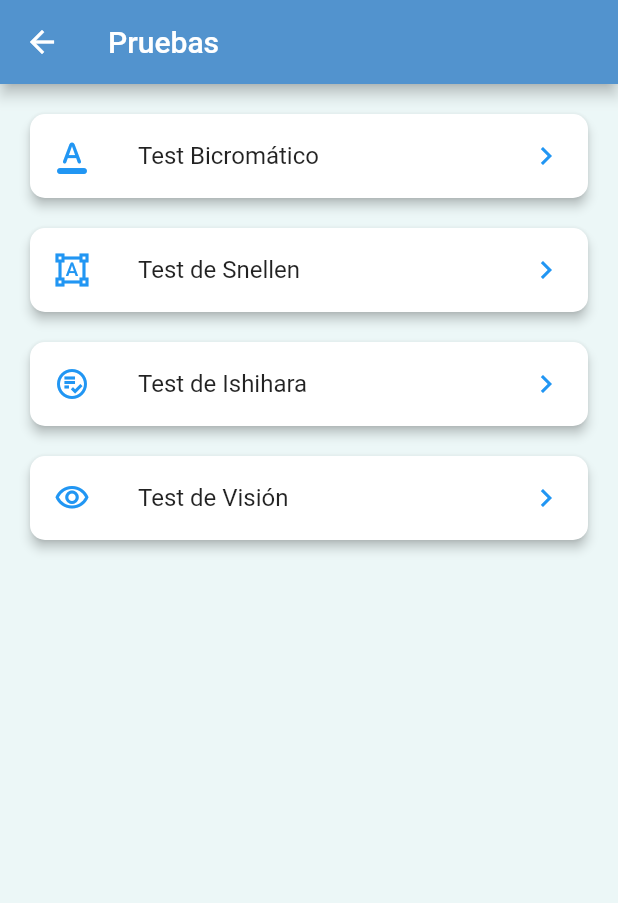
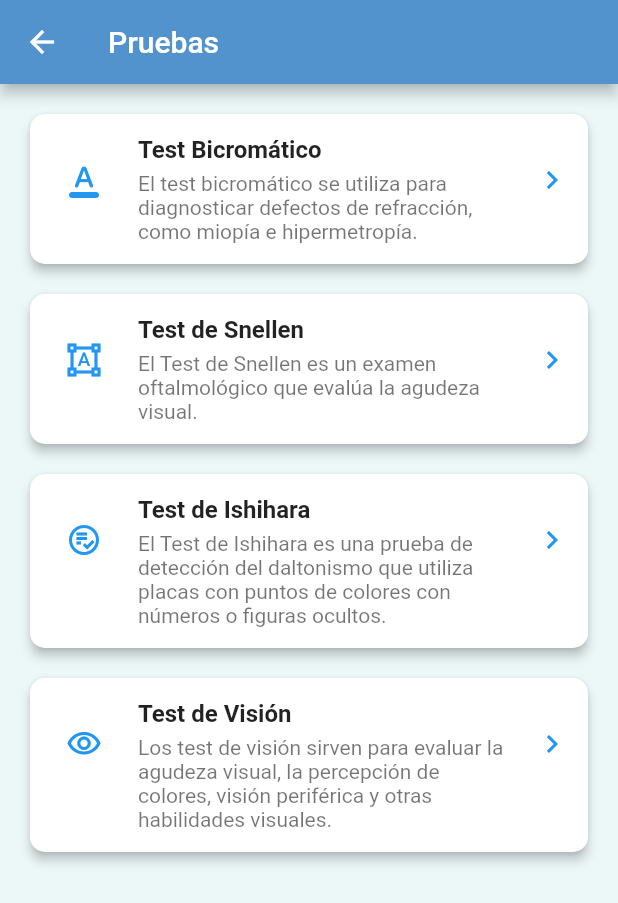
Before and after one commit to javi1201/perfect_vision_beta, a Flutter app: the PruebasPage screen opened by its route, on a phone screen of 412 x 824 dp. Shown: the top 903 px of the screen. Run offline on Flutter 3.47's test engine with Material 2 defaults, Android fonts, the phone set to English and light mode, and no system bars; our stand-ins replace chewie, firebase_auth, firebase_core, flutter_widget_from_html, rxdart, shared_preferences and 1 more; missing offline and left inert: babylonjs_viewer, pdfx; accounts and stored records are empty.

Commit message:
Update UI on ListItems

```diff
--- a/data/menu_opts.json
+++ b/data/menu_opts.json
@@ -4,22 +4,26 @@
         {
             "ruta" : "tDuocromo",
             "icon" : "format_color_text_rounded",
-            "texto": "Test Bicromático"
+            "texto": "Test Bicromático",
+            "subtexto": "El test bicromático se utiliza para diagnosticar defectos de refracción, como miopía e hipermetropía."
         },
         {
             "ruta" : "tSnellen",
             "icon" : "format_shapes_outlined",
-            "texto": "Test de Snellen"
+            "texto": "Test de Snellen",
+            "subtexto": "El Test de Snellen es un examen oftalmológico que evalúa la agudeza visual."
         },
         {
             "ruta" : "tIshihara",
             "icon" : "playlist_add_check_circle_outlined",
-            "texto": "Test de Ishihara"
+            "texto": "Test de Ishihara",
+            "subtexto": "El Test de Ishihara es una prueba de detección del daltonismo que utiliza placas con puntos de colores con números o figuras ocultos."
         },
         {
             "ruta" : "visionTestPage",
             "icon" : "visibility_outlined",
-            "texto": "Test de Visión"
+            "texto": "Test de Visión",
+            "subtexto": "Los test de visión sirven para evaluar la agudeza visual, la percepción de colores, visión periférica y otras habilidades visuales."
         }
     ],
     "rutas2" : [
--- a/lib/main.dart
+++ b/lib/main.dart
@@ -24,7 +24,7 @@ class MyApp extends StatelessWidget {
         child: MaterialApp(
       debugShowCheckedModeBanner: false,
       title: 'Perfect Vision App',
-      initialRoute: '/',
+      initialRoute: 'blog',
       routes: getApplicationRoutes(),
     ));
   }
--- a/lib/src/pages/list_pages/pruebas_page.dart
+++ b/lib/src/pages/list_pages/pruebas_page.dart
@@ -1,6 +1,7 @@
 import 'package:flutter/material.dart';
 import '../../providers/menu_provider.dart';
 import '../../utils/icono_string_util.dart';
+import 'package:flutter_widget_from_html/flutter_widget_from_html.dart';
 
 class PruebasPage extends StatelessWidget {
   const PruebasPage({Key? key}) : super(key: key);
@@ -45,10 +46,30 @@ class PruebasPage extends StatelessWidget {
                     borderRadius: BorderRadius.circular(10.0),
                   ),
                   child: ListTile(
-                    title: Text(opt['texto']),
-                    leading: getIcon(opt['icon']),
-                    trailing: const Icon(Icons.keyboard_arrow_right,
-                        color: Colors.blue),
+                    title: Container(
+                      padding: const EdgeInsets.only(top: 10.0),
+                      child: Text(
+                        opt['texto'],
+                        style: const TextStyle(fontWeight: FontWeight.bold),
+                      ),
+                    ),
+                    subtitle: opt['subtexto'] != null
+                        ? Container(
+                            padding:
+                                const EdgeInsets.only(bottom: 10.0, top: 5.0),
+                            child: Text(opt['subtexto']))
+                        : null,
+                    leading: Container(
+                      alignment: Alignment.center,
+                      width: 40.0,
+                      child: getIcon(opt['icon']),
+                    ),
+                    trailing: Container(
+                      alignment: Alignment.center,
+                      width: 20.0,
+                      child: const Icon(Icons.keyboard_arrow_right,
+                          color: Colors.blue),
+                    ),
                     onTap: () {
                       Navigator.pushNamed(context, opt['ruta']);
                     },
```
Also changed, not shown: lib/src/pages/list_pages/images_3d_page.dart (+44 -5 lines), data/assets/images/icons/icons8-snellen-chart-64(2).png (added).
